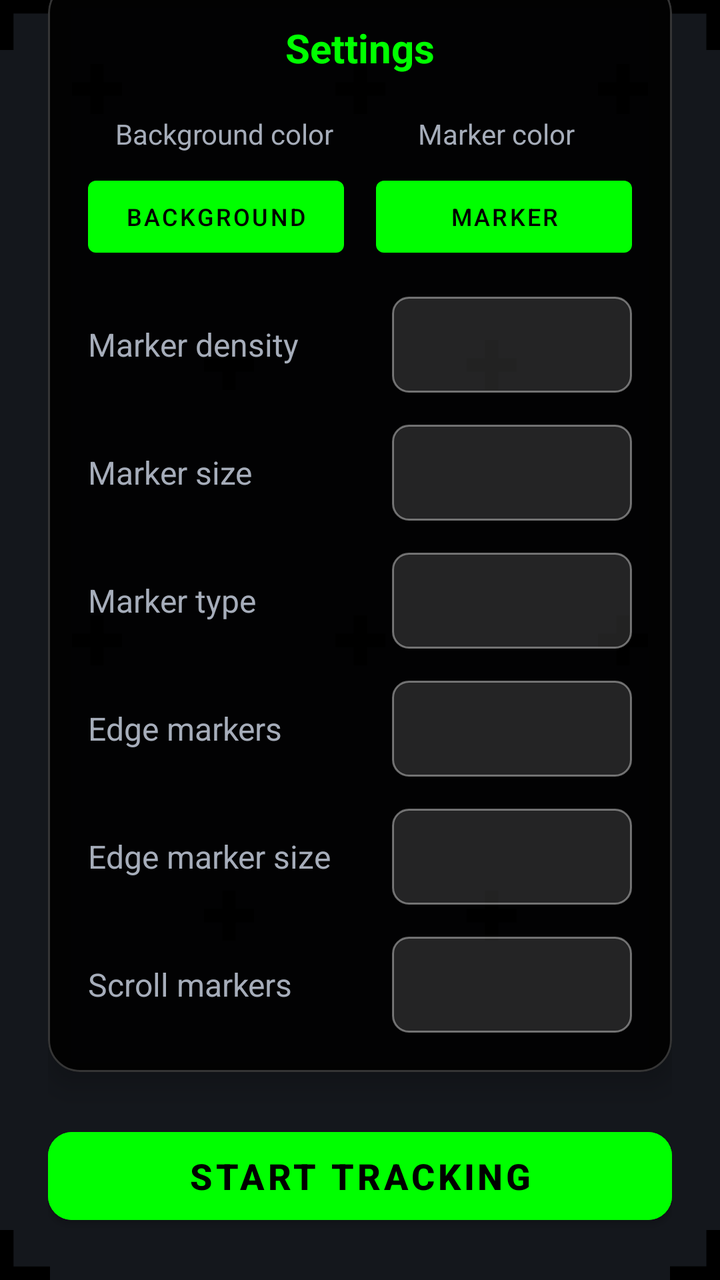
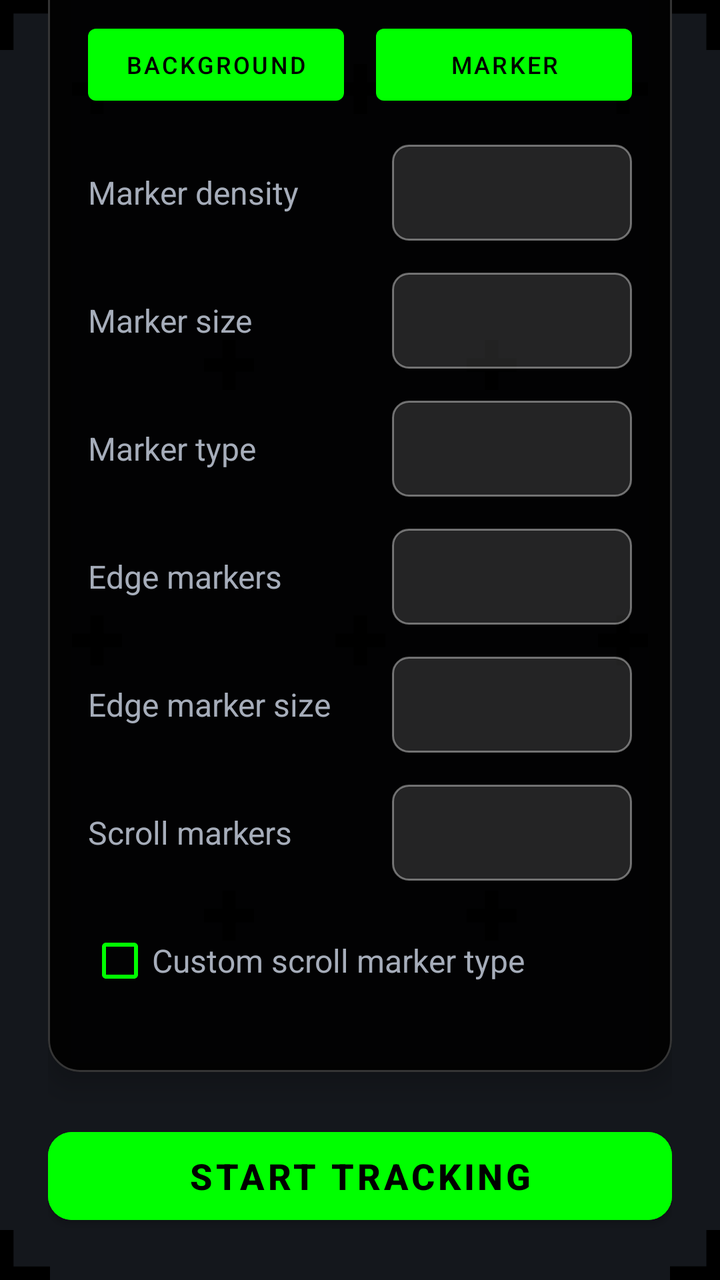

Screens rendered from an Android XML layout before and after an edit, with the pre-edit source and the edit as a unified diff.
<!-- AndroidManifest.xml: application theme Theme.Screentrackr -->
<!-- res/layout/activity_main.xml -->
<?xml version="1.0" encoding="utf-8"?>
<androidx.constraintlayout.widget.ConstraintLayout xmlns:android="http://schemas.android.com/apk/res/android"
    xmlns:app="http://schemas.android.com/apk/res-auto"
    xmlns:tools="http://schemas.android.com/tools"
    android:layout_width="match_parent"
    android:layout_height="match_parent"
    tools:context=".MainActivity">

    
    <include
        layout="@layout/activity_trackingscreen"
        android:layout_width="0dp"
        android:layout_height="0dp"
        app:layout_constraintBottom_toBottomOf="parent"
        app:layout_constraintEnd_toEndOf="parent"
        app:layout_constraintStart_toStartOf="parent"
        app:layout_constraintTop_toTopOf="parent" />

    
    <View
        android:layout_width="match_parent"
        android:layout_height="match_parent"
        android:background="@drawable/gradient_overlay"
        app:layout_constraintBottom_toBottomOf="parent"
        app:layout_constraintEnd_toEndOf="parent"
        app:layout_constraintStart_toStartOf="parent"
        app:layout_constraintTop_toTopOf="parent" />

    
    <androidx.constraintlayout.widget.ConstraintLayout
        android:layout_width="0dp"
        android:layout_height="wrap_content"
        android:layout_marginHorizontal="24dp"
        android:maxWidth="400dp"
        app:layout_constraintBottom_toBottomOf="parent"
        app:layout_constraintEnd_toEndOf="parent"
        app:layout_constraintStart_toStartOf="parent"
        app:layout_constraintTop_toTopOf="parent"
        app:layout_constraintWidth_max="400dp">

        
        <ImageView
            android:id="@+id/imageView"
            android:layout_width="0dp"
            android:layout_height="48dp"
            android:layout_marginBottom="32dp"
            android:contentDescription="@string/content_description_logo"
            android:scaleType="fitCenter"
            app:layout_constraintBottom_toTopOf="@+id/settings_card"
            app:layout_constraintEnd_toEndOf="parent"
            app:layout_constraintStart_toStartOf="parent"
            app:srcCompat="@drawable/inapplogo" />

        
        <com.google.android.material.card.MaterialCardView
            android:id="@+id/settings_card"
            android:layout_width="0dp"
            android:layout_height="wrap_content"
            android:layout_marginBottom="24dp"
            app:cardBackgroundColor="#E6000000"
            app:cardCornerRadius="16dp"
            app:cardElevation="8dp"
            app:layout_constraintBottom_toTopOf="@+id/button_start"
            app:layout_constraintEnd_toEndOf="parent"
            app:layout_constraintStart_toStartOf="parent"
            app:strokeColor="#33FFFFFF"
            app:strokeWidth="1dp">

            <LinearLayout
                android:layout_width="match_parent"
                android:layout_height="wrap_content"
                android:orientation="vertical"
                android:padding="20dp">

                
                <TextView
                    android:layout_width="match_parent"
                    android:layout_height="wrap_content"
                    android:layout_marginBottom="20dp"
                    android:gravity="center"
                    android:text="@string/settings_title"
                    android:textColor="@color/primary"
                    android:textSize="20sp"
                    android:textStyle="bold" />

                
                <LinearLayout
                    android:layout_width="match_parent"
                    android:layout_height="wrap_content"
                    android:layout_marginBottom="16dp"
                    android:orientation="horizontal">

                    <LinearLayout
                        android:layout_width="0dp"
                        android:layout_height="wrap_content"
                        android:layout_weight="1"
                        android:orientation="vertical">

                        <TextView
                            android:layout_width="match_parent"
                            android:layout_height="wrap_content"
                            android:layout_marginBottom="8dp"
                            android:gravity="center"
                            android:text="@string/value_background_color"
                            android:textColor="@color/text_light"
                            android:textSize="14sp" />

                        <Button
                            android:id="@+id/buttonBackgroundColor"
                            android:layout_width="match_parent"
                            android:layout_height="48dp"
                            android:layout_marginEnd="8dp"
                            android:text="@string/button_background"
                            android:textSize="12sp" />
                    </LinearLayout>

                    <LinearLayout
                        android:layout_width="0dp"
                        android:layout_height="wrap_content"
                        android:layout_weight="1"
                        android:orientation="vertical">

                        <TextView
                            android:layout_width="match_parent"
                            android:layout_height="wrap_content"
                            android:layout_marginBottom="8dp"
                            android:gravity="center"
                            android:text="@string/value_marker_color"
                            android:textColor="@color/text_light"
                            android:textSize="14sp" />

                        <Button
                            android:id="@+id/buttonMarkerColor"
                            android:layout_width="match_parent"
                            android:layout_height="48dp"
                            android:layout_marginStart="8dp"
                            android:text="@string/button_marker"
                            android:textSize="12sp" />
                    </LinearLayout>
                </LinearLayout>

                
                <LinearLayout
                    android:layout_width="match_parent"
                    android:layout_height="wrap_content"
                    android:layout_marginBottom="16dp"
                    android:gravity="center_vertical"
                    android:orientation="horizontal">

                    <TextView
                        android:layout_width="0dp"
                        android:layout_height="wrap_content"
                        android:layout_weight="1"
                        android:text="@string/value_marker_density"
                        android:textColor="@color/text_light"
                        android:textSize="16sp" />

                    <Spinner
                        android:id="@+id/spinner_marker_density"
                        android:layout_width="120dp"
                        android:layout_height="48dp"
                        android:background="@drawable/spinner_background"
                        android:popupBackground="@color/background" />
                </LinearLayout>

                
                <LinearLayout
                    android:layout_width="match_parent"
                    android:layout_height="wrap_content"
                    android:layout_marginBottom="16dp"
                    android:gravity="center_vertical"
                    android:orientation="horizontal">

                    <TextView
                        android:layout_width="0dp"
                        android:layout_height="wrap_content"
                        android:layout_weight="1"
                        android:text="@string/value_marker_size"
                        android:textColor="@color/text_light"
                        android:textSize="16sp" />

                    <Spinner
                        android:id="@+id/spinner_marker_size"
                        android:layout_width="120dp"
                        android:layout_height="48dp"
                        android:background="@drawable/spinner_background"
                        android:popupBackground="@color/background" />
                </LinearLayout>

                
                <LinearLayout
                    android:layout_width="match_parent"
                    android:layout_height="wrap_content"
                    android:layout_marginBottom="16dp"
                    android:gravity="center_vertical"
                    android:orientation="horizontal">

                    <TextView
                        android:layout_width="0dp"
                        android:layout_height="wrap_content"
                        android:layout_weight="1"
                        android:text="@string/value_marker_type"
                        android:textColor="@color/text_light"
                        android:textSize="16sp" />

                    <Spinner
                        android:id="@+id/spinner_marker_type"
                        android:layout_width="120dp"
                        android:layout_height="48dp"
                        android:background="@drawable/spinner_background"
                        android:popupBackground="@color/background" />
                </LinearLayout>

                
                <LinearLayout
                    android:layout_width="match_parent"
                    android:layout_height="wrap_content"
                    android:layout_marginBottom="16dp"
                    android:gravity="center_vertical"
                    android:orientation="horizontal">

                    <TextView
                        android:layout_width="0dp"
                        android:layout_height="wrap_content"
                        android:layout_weight="1"
                        android:text="@string/value_edge_marker"
                        android:textColor="@color/text_light"
                        android:textSize="16sp" />

                    <Spinner
                        android:id="@+id/spinner_edge_marker"
                        android:layout_width="120dp"
                        android:layout_height="48dp"
                        android:background="@drawable/spinner_background"
                        android:popupBackground="@color/background" />
                </LinearLayout>

                
                <LinearLayout
                    android:layout_width="match_parent"
                    android:layout_height="wrap_content"
                    android:layout_marginBottom="16dp"
                    android:gravity="center_vertical"
                    android:orientation="horizontal">

                    <TextView
                        android:layout_width="0dp"
                        android:layout_height="wrap_content"
                        android:layout_weight="1"
                        android:text="@string/value_edge_marker_size"
                        android:textColor="@color/text_light"
                        android:textSize="16sp" />

                    <Spinner
                        android:id="@+id/spinner_edge_marker_size"
                        android:layout_width="120dp"
                        android:layout_height="48dp"
                        android:background="@drawable/spinner_background"
                        android:popupBackground="@color/background" />
                </LinearLayout>

                
                <LinearLayout
                    android:layout_width="match_parent"
                    android:layout_height="wrap_content"
                    android:gravity="center_vertical"
                    android:orientation="horizontal">

                    <TextView
                        android:layout_width="0dp"
                        android:layout_height="wrap_content"
                        android:layout_weight="1"
                        android:text="@string/value_scroll_marker"
                        android:textColor="@color/text_light"
                        android:textSize="16sp" />

                    <Spinner
                        android:id="@+id/spinner_scroll_marker"
                        android:layout_width="120dp"
                        android:layout_height="48dp"
                        android:background="@drawable/spinner_background"
                        android:popupBackground="@color/background" />
                </LinearLayout>

            </LinearLayout>
        </com.google.android.material.card.MaterialCardView>

        
        <Button
            android:id="@+id/button_start"
            android:layout_width="0dp"
            android:layout_height="56dp"
            android:layout_marginBottom="24dp"
            android:backgroundTint="@color/primary"
            android:text="@string/button_text_start"
            android:textColor="@color/black"
            android:textSize="18sp"
            android:textStyle="bold"
            app:cornerRadius="12dp"
            app:layout_constraintBottom_toBottomOf="parent"
            app:layout_constraintEnd_toEndOf="parent"
            app:layout_constraintStart_toStartOf="parent" />

    </androidx.constraintlayout.widget.ConstraintLayout>

</androidx.constraintlayout.widget.ConstraintLayout>
<!-- res/layout/activity_trackingscreen.xml (included above) -->
<?xml version="1.0" encoding="utf-8"?>
<androidx.constraintlayout.widget.ConstraintLayout xmlns:android="http://schemas.android.com/apk/res/android"
    xmlns:app="http://schemas.android.com/apk/res-auto"
    xmlns:tools="http://schemas.android.com/tools"
    android:id="@+id/trackingBackground"
    android:layout_width="match_parent"
    android:layout_height="match_parent"
    android:foregroundTint="#BC3333"
    tools:context=".Trackingscreen">

    
    <androidx.constraintlayout.widget.ConstraintLayout
        android:id="@+id/mainTrackingLayer"
        android:layout_width="match_parent"
        android:layout_height="match_parent"
        app:layout_constraintBottom_toBottomOf="parent"
        app:layout_constraintEnd_toEndOf="parent"
        app:layout_constraintStart_toStartOf="parent"
        app:layout_constraintTop_toTopOf="parent">

        
        <ImageView
            android:id="@+id/trackingPoint_E_1"
            android:layout_width="25dp"
            android:layout_height="25dp"
            app:layout_constraintBottom_toBottomOf="parent"
            app:layout_constraintEnd_toEndOf="parent"
            app:srcCompat="@drawable/ic_marker_cross_edge"
            tools:ignore="ImageContrastCheck"/>
        <ImageView
            android:id="@+id/trackingPoint_E_2"
            android:layout_width="25dp"
            android:layout_height="25dp"
            android:rotation="90"
            app:layout_constraintBottom_toBottomOf="parent"
            app:layout_constraintStart_toStartOf="parent"
            app:srcCompat="@drawable/ic_marker_cross_edge"
            tools:ignore="ImageContrastCheck"/>
        <ImageView
            android:id="@+id/trackingPoint_E_3"
            android:layout_width="25dp"
            android:layout_height="25dp"
            app:layout_constraintStart_toStartOf="parent"
            app:layout_constraintTop_toTopOf="parent"
            android:rotation="180"
            app:srcCompat="@drawable/ic_marker_cross_edge"
            tools:ignore="ImageContrastCheck"/>
        <ImageView
            android:id="@+id/trackingPoint_E_4"
            android:layout_width="25dp"
            android:layout_height="25dp"
            android:rotation="270"
            app:layout_constraintEnd_toEndOf="parent"
            app:layout_constraintTop_toTopOf="parent"
            app:srcCompat="@drawable/ic_marker_cross_edge"
            tools:ignore="ImageContrastCheck" />

        
        <ImageView
            android:id="@+id/trackingPoint_1_4"
            android:layout_width="25dp"
            android:layout_height="25dp"
            app:layout_constraintBottom_toTopOf="@+id/guideline_bottom_hor"
            app:layout_constraintEnd_toStartOf="@+id/guideline_right_ver"
            app:srcCompat="@drawable/ic_marker_cross"
            tools:ignore="ImageContrastCheck" />

        <ImageView
            android:id="@+id/trackingPoint_1_3"
            android:layout_width="25dp"
            android:layout_height="25dp"
            app:layout_constraintBottom_toTopOf="@+id/guideline_bottom_hor"
            app:layout_constraintStart_toEndOf="@+id/guideline_left_ver"
            app:srcCompat="@drawable/ic_marker_cross"
            tools:ignore="ImageContrastCheck" />

        <ImageView
            android:id="@+id/trackingPoint_1_2"
            android:layout_width="25dp"
            android:layout_height="25dp"
            app:layout_constraintEnd_toStartOf="@id/guideline_right_ver"
            app:layout_constraintTop_toBottomOf="@id/guideline_top_hor"
            app:srcCompat="@drawable/ic_marker_cross"
            tools:ignore="ImageContrastCheck" />

        <ImageView
            android:id="@+id/trackingPoint_1_1"
            android:layout_width="25dp"
            android:layout_height="25dp"
            app:layout_constraintStart_toEndOf="@id/guideline_left_ver"
            app:layout_constraintTop_toBottomOf="@id/guideline_top_hor"
            app:srcCompat="@drawable/ic_marker_cross"
            tools:ignore="ImageContrastCheck" />

        <ImageView
            android:id="@+id/trackingPoint_1_5"
            android:layout_width="25dp"
            android:layout_height="25dp"
            app:layout_constraintBottom_toBottomOf="parent"
            app:layout_constraintEnd_toEndOf="parent"
            app:layout_constraintStart_toStartOf="parent"
            app:layout_constraintTop_toTopOf="parent"
            app:srcCompat="@drawable/ic_marker_cross"
            tools:ignore="ImageContrastCheck" />

        
        <androidx.constraintlayout.widget.Guideline
            android:id="@+id/guideline_mid_ver"
            android:layout_width="wrap_content"
            android:layout_height="wrap_content"
            android:orientation="vertical"
            app:layout_constraintGuide_percent="0.5" />

        <androidx.constraintlayout.widget.Guideline
            android:id="@+id/guideline_mid_hor"
            android:layout_width="wrap_content"
            android:layout_height="wrap_content"
            android:orientation="horizontal"
            app:layout_constraintGuide_percent="0.5" />

        <androidx.constraintlayout.widget.Guideline
            android:id="@+id/guideline_left_ver"
            android:layout_width="wrap_content"
            android:layout_height="wrap_content"
            android:orientation="vertical"
            app:layout_constraintGuide_percent="0.10" />

        <androidx.constraintlayout.widget.Guideline
            android:id="@+id/guideline_right_ver"
            android:layout_width="wrap_content"
            android:layout_height="wrap_content"
            android:orientation="vertical"
            app:layout_constraintGuide_percent="0.90" />

        <androidx.constraintlayout.widget.Guideline
            android:id="@+id/guideline_top_hor"
            android:layout_width="wrap_content"
            android:layout_height="wrap_content"
            android:orientation="horizontal"
            app:layout_constraintGuide_percent="0.05" />

        <androidx.constraintlayout.widget.Guideline
            android:id="@+id/guideline_bottom_hor"
            android:layout_width="wrap_content"
            android:layout_height="wrap_content"
            android:orientation="horizontal"
            app:layout_constraintGuide_percent="0.95" />

        
        <ImageView
            android:id="@+id/trackingPoint_2_3"
            android:layout_width="25dp"
            android:layout_height="25dp"
            app:layout_constraintBottom_toTopOf="@id/guideline_bottom_hor"
            app:layout_constraintEnd_toStartOf="@+id/guideline_right_ver"
            app:layout_constraintStart_toStartOf="@+id/guideline_left_ver"
            app:srcCompat="@drawable/ic_marker_cross"
            tools:ignore="ImageContrastCheck" />

        <ImageView
            android:id="@+id/trackingPoint_2_1"
            android:layout_width="25dp"
            android:layout_height="25dp"
            app:layout_constraintEnd_toStartOf="@+id/guideline_right_ver"
            app:layout_constraintStart_toStartOf="@+id/guideline_left_ver"
            app:layout_constraintTop_toBottomOf="@id/guideline_top_hor"
            app:srcCompat="@drawable/ic_marker_cross"
            tools:ignore="ImageContrastCheck" />

        <ImageView
            android:id="@+id/trackingPoint_2_2"
            android:layout_width="25dp"
            android:layout_height="25dp"
            app:layout_constraintBottom_toTopOf="@+id/guideline_bottom_hor"
            app:layout_constraintEnd_toStartOf="@+id/guideline_right_ver"
            app:layout_constraintTop_toTopOf="@id/guideline_top_hor"
            app:srcCompat="@drawable/ic_marker_cross"
            tools:ignore="ImageContrastCheck" />

        <ImageView
            android:id="@+id/trackingPoint_2_4"
            android:layout_width="25dp"
            android:layout_height="25dp"
            app:layout_constraintBottom_toTopOf="@+id/guideline_bottom_hor"
            app:layout_constraintStart_toEndOf="@id/guideline_left_ver"
            app:layout_constraintTop_toTopOf="@id/guideline_top_hor"
            app:srcCompat="@drawable/ic_marker_cross"
            tools:ignore="ImageContrastCheck" />

        <ImageView
            android:id="@+id/trackingPoint_3_3"
            android:layout_width="25dp"
            android:layout_height="25dp"
            app:layout_constraintBottom_toTopOf="@+id/guideline_bottom_hor"
            app:layout_constraintEnd_toStartOf="@+id/guideline_right_ver"
            app:layout_constraintStart_toStartOf="@+id/trackingPoint_1_5"
            app:layout_constraintTop_toTopOf="@+id/trackingPoint_1_5"
            app:srcCompat="@drawable/ic_marker_cross"
            tools:ignore="ImageContrastCheck" />

        <ImageView
            android:id="@+id/trackingPoint_3_2"
            android:layout_width="25dp"
            android:layout_height="25dp"
            app:layout_constraintBottom_toBottomOf="@+id/trackingPoint_1_5"
            app:layout_constraintEnd_toStartOf="@+id/guideline_right_ver"
            app:layout_constraintStart_toStartOf="@+id/trackingPoint_1_5"
            app:layout_constraintTop_toTopOf="@+id/guideline_top_hor"
            app:srcCompat="@drawable/ic_marker_cross"
            tools:ignore="ImageContrastCheck" />

        <ImageView
            android:id="@+id/trackingPoint_3_4"
            android:layout_width="25dp"
            android:layout_height="25dp"
            app:layout_constraintBottom_toTopOf="@+id/guideline_bottom_hor"
            app:layout_constraintEnd_toEndOf="@+id/trackingPoint_1_5"
            app:layout_constraintStart_toStartOf="@+id/guideline_left_ver"
            app:layout_constraintTop_toTopOf="@+id/trackingPoint_1_5"
            app:srcCompat="@drawable/ic_marker_cross"
            tools:ignore="ImageContrastCheck" />

        <ImageView
            android:id="@+id/trackingPoint_3_1"
            android:layout_width="25dp"
            android:layout_height="25dp"
            app:layout_constraintBottom_toBottomOf="@+id/trackingPoint_1_5"
            app:layout_constraintEnd_toEndOf="@+id/trackingPoint_1_5"
            app:layout_constraintStart_toStartOf="@+id/guideline_left_ver"
            app:layout_constraintTop_toTopOf="@+id/guideline_top_hor"
            app:srcCompat="@drawable/ic_marker_cross"
            tools:ignore="ImageContrastCheck" />

    </androidx.constraintlayout.widget.ConstraintLayout>

    
    <androidx.constraintlayout.widget.ConstraintLayout
        android:id="@+id/scrollMarkerLayer"
        android:layout_width="match_parent"
        android:layout_height="match_parent"
        android:elevation="10dp"
        app:layout_constraintBottom_toBottomOf="parent"
        app:layout_constraintEnd_toEndOf="parent"
        app:layout_constraintStart_toStartOf="parent"
        app:layout_constraintTop_toTopOf="parent">

        

    </androidx.constraintlayout.widget.ConstraintLayout>

</androidx.constraintlayout.widget.ConstraintLayout>
<!-- resources referenced by this layout -->
<resources>
  <color name="background">#2A303C</color>
  <color name="black">#FF000000</color>
  <color name="primary">#00FF00</color>
  <color name="text_light">#a6adba</color>
  <!-- drawable gradient_overlay (drawable) -->
  <?xml version="1.0" encoding="utf-8"?>
  <shape xmlns:android="http://schemas.android.com/apk/res/android"
      android:shape="rectangle">
      <gradient
          android:type="radial"
          android:centerX="0.5"
          android:centerY="0.5"
          android:gradientRadius="1.2"
          android:startColor="#CC000000"
          android:centerColor="#AA000000"
          android:endColor="#88000000" />
  </shape>
  <!-- drawable ic_marker_cross (drawable) -->
  <vector xmlns:android="http://schemas.android.com/apk/res/android"
      android:width="256dp"
      android:height="256dp"
      android:viewportWidth="256"
      android:viewportHeight="256">
    <path
        android:fillColor="#FF000000"
        android:pathData="M162.91,93.09L162.91,0L93.09,0L93.09,93.09L0,93.09L0,162.91L93.09,162.91L93.09,256L162.91,256L162.91,162.91L256,162.91L256,93.09L162.91,93.09Z"/>
  </vector>
  <!-- drawable ic_marker_cross_edge (drawable) -->
  <vector xmlns:android="http://schemas.android.com/apk/res/android"
      android:width="256dp"
      android:height="256dp"
      android:viewportWidth="128"
      android:viewportHeight="128">
    <path
        android:fillColor="#FF000000"
        android:pathData="M162.91,93.09L162.91,0L93.09,0L93.09,93.09L0,93.09L0,162.91L93.09,162.91L93.09,256L162.91,256L162.91,162.91L256,162.91L256,93.09L162.91,93.09Z"/>
  </vector>
  <string name="button_background">Background</string>
  <string name="button_marker">Marker</string>
  <string name="button_text_start">Start Tracking</string>
  <string name="content_description_logo">Screentrackr Logo</string>
  <string name="settings_title">Settings</string>
  <string name="value_background_color">Background color</string>
  <string name="value_edge_marker">Edge markers</string>
  <string name="value_edge_marker_size">Edge marker size</string>
  <string name="value_marker_color">Marker color</string>
  <string name="value_marker_density">Marker density</string>
  <string name="value_marker_size">Marker size</string>
  <string name="value_marker_type">Marker type</string>
  <string name="value_scroll_marker">Scroll markers</string>
  <style name="Theme.Screentrackr" parent="Theme.MaterialComponents.DayNight.NoActionBar">
          
          <item name="colorPrimary">@color/primary</item>
          <item name="colorPrimaryVariant">@color/background</item>
          <item name="colorOnPrimary">@color/black</item>
          <item name="android:windowBackground">@color/background</item>
          <item name="android:textColor">@color/text_light</item>
          
          <item name="colorSecondary">@color/teal_200</item>
          <item name="colorSecondaryVariant">@color/teal_700</item>
          <item name="colorOnSecondary">@color/black</item>
          
          <item name="android:statusBarColor" tools:targetApi="l">?attr/colorPrimaryVariant</item>
          
      </style>
  <color name="teal_200">#FF03DAC5</color>
  <color name="teal_700">#FF018786</color>
  <!-- unchanged entries left out for length: 2 -->
</resources>

<!-- the commit's change to res/layout/activity_main.xml (unified diff, before → after) -->
@@ -263,6 +263,7 @@
                 <LinearLayout
                     android:layout_width="match_parent"
                     android:layout_height="wrap_content"
+                    android:layout_marginBottom="16dp"
                     android:gravity="center_vertical"
                     android:orientation="horizontal">
 
@@ -276,6 +277,42 @@
 
                     <Spinner
                         android:id="@+id/spinner_scroll_marker"
+                        android:layout_width="120dp"
+                        android:layout_height="48dp"
+                        android:background="@drawable/spinner_background"
+                        android:popupBackground="@color/background" />
+                </LinearLayout>
+
+                
+                <CheckBox
+                    android:id="@+id/checkbox_custom_scroll_marker"
+                    android:layout_width="match_parent"
+                    android:layout_height="wrap_content"
+                    android:layout_marginBottom="12dp"
+                    android:text="@string/value_custom_scroll_marker"
+                    android:textColor="@color/text_light"
+                    android:textSize="16sp"
+                    android:buttonTint="@color/primary" />
+
+                
+                <LinearLayout
+                    android:id="@+id/layout_scroll_marker_type"
+                    android:layout_width="match_parent"
+                    android:layout_height="wrap_content"
+                    android:gravity="center_vertical"
+                    android:orientation="horizontal"
+                    android:visibility="gone">
+
+                    <TextView
+                        android:layout_width="0dp"
+                        android:layout_height="wrap_content"
+                        android:layout_weight="1"
+                        android:text="@string/value_scroll_marker_type"
+                        android:textColor="@color/text_light"
+                        android:textSize="16sp" />
+
+                    <Spinner
+                        android:id="@+id/spinner_scroll_marker_type"
                         android:layout_width="120dp"
                         android:layout_height="48dp"
                         android:background="@drawable/spinner_background"
<!-- resource entries referenced after the edit -->
@@ -43,6 +43,7 @@
   <string name="content_description_logo">Screentrackr Logo</string>
   <string name="settings_title">Settings</string>
   <string name="value_background_color">Background color</string>
+  <string name="value_custom_scroll_marker">Custom scroll marker type</string>
   <string name="value_edge_marker">Edge markers</string>
   <string name="value_edge_marker_size">Edge marker size</string>
   <string name="value_marker_color">Marker color</string>
@@ -50,6 +51,7 @@
   <string name="value_marker_size">Marker size</string>
   <string name="value_marker_type">Marker type</string>
   <string name="value_scroll_marker">Scroll markers</string>
+  <string name="value_scroll_marker_type">Scroll marker type</string>
   <style name="Theme.Screentrackr" parent="Theme.MaterialComponents.DayNight.NoActionBar">
           
           <item name="colorPrimary">@color/primary</item>
